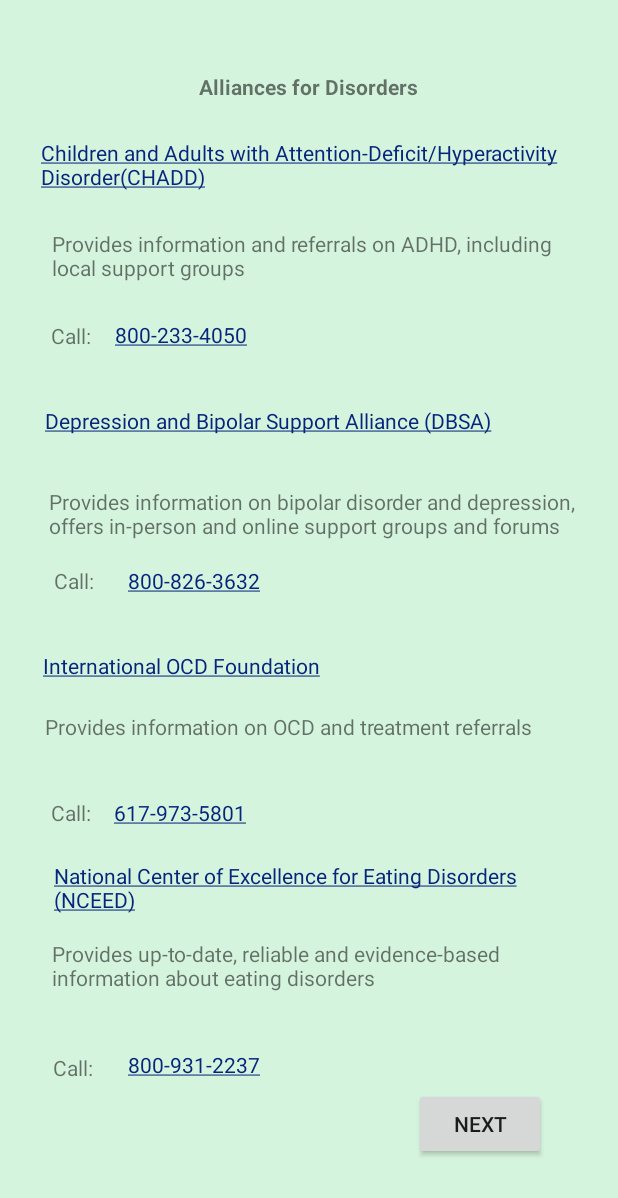
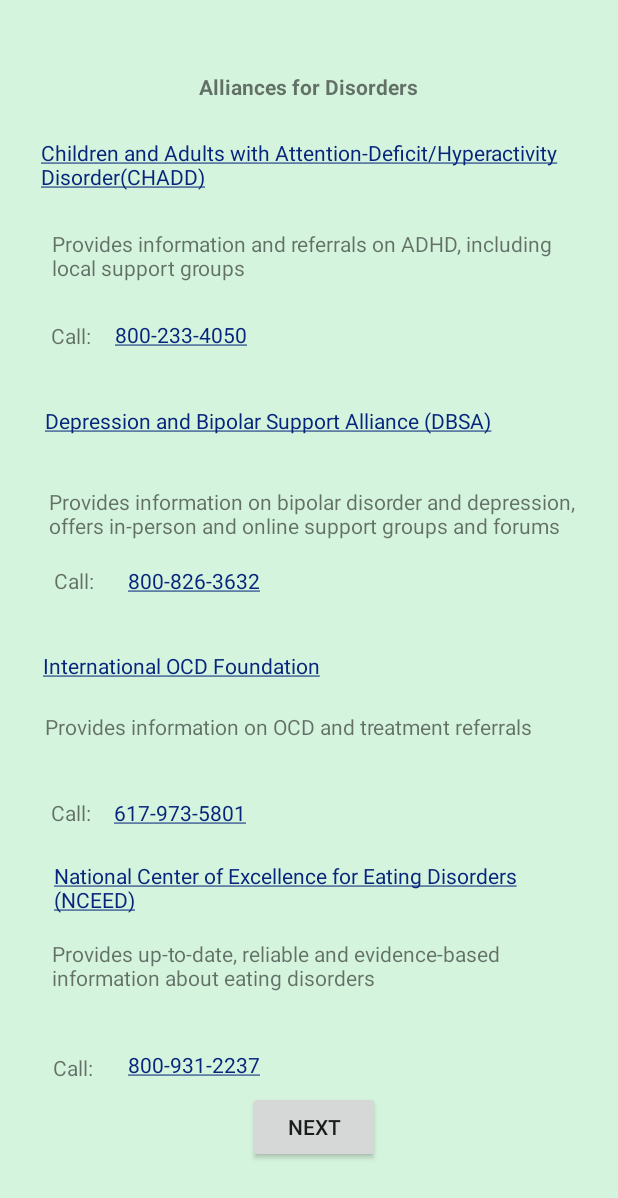
Before and after one commit to smenon1111/Equality-App-2021, an Android app: the fragment Res_Alliances shown on its own in the app's theme, on a phone screen of 412 x 824 dp. Shown: the top 1198 px of the screen. Run offline under Robolectric (Android 15) with nearby library versions, the phone set to English and light mode, and no system bars.

Commit message:
test commit after update

```diff
--- a/app/src/main/res/layout/res_alliances.xml
+++ b/app/src/main/res/layout/res_alliances.xml
@@ -240,9 +240,9 @@
         android:text="@string/next"
         app:layout_constraintBottom_toBottomOf="parent"
         app:layout_constraintEnd_toEndOf="parent"
-        app:layout_constraintHorizontal_bias="0.852"
+        app:layout_constraintHorizontal_bias="0.51"
         app:layout_constraintStart_toStartOf="parent"
         app:layout_constraintTop_toTopOf="parent"
-        app:layout_constraintVertical_bias="0.935" />
+        app:layout_constraintVertical_bias="0.937" />
 
 </androidx.constraintlayout.widget.ConstraintLayout>
--- a/app/src/main/res/values/colors.xml
+++ b/app/src/main/res/values/colors.xml
@@ -1,6 +1,6 @@
 <?xml version="1.0" encoding="utf-8"?>
 <resources>
-    <color name="colorPrimary">#008577</color>
+    <color name="colorPrimary">#4E5554</color>
     <color name="colorPrimaryDark">#00574B</color>
     <color name="colorAccent">#FAF6F6</color>
     <color name="darkblue">#5C65B6</color>
```
